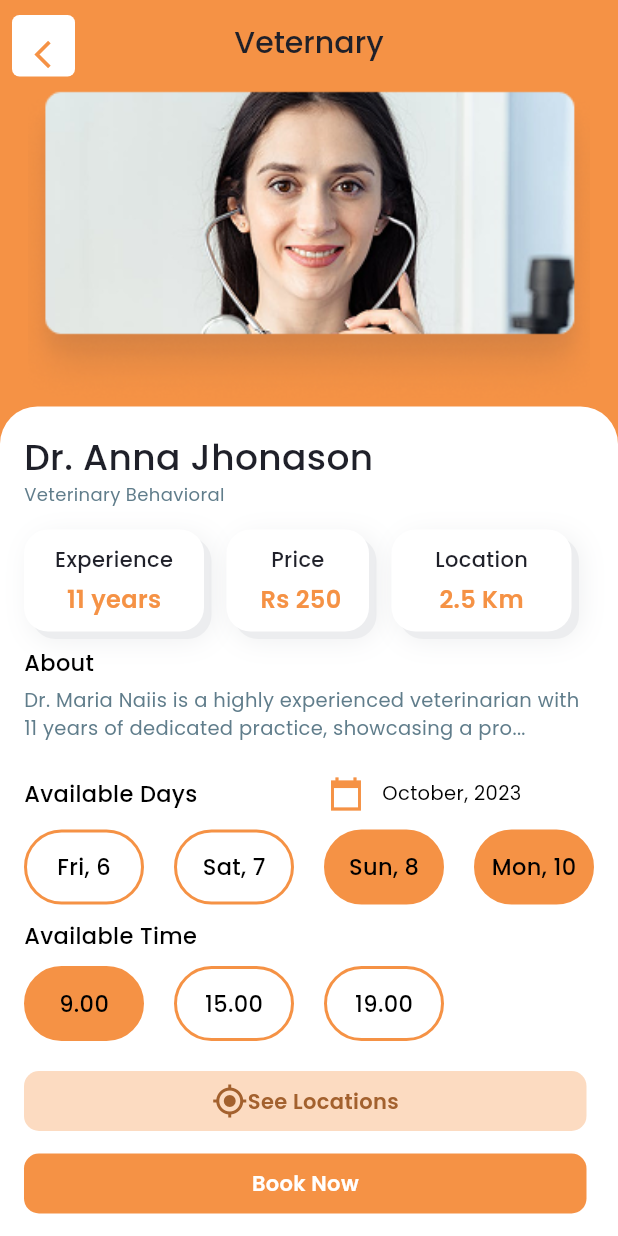
After one commit to Rushi4511/FlutterApps, a Flutter app: the Screen6 screen opened directly, on a phone screen of 412 x 824 dp. The commit adds this screen. Run offline on Flutter 3.47's test engine with Material 3 defaults, Android fonts, the light colour scheme and no system bars; our stand-ins replace dots_indicator, font_awesome_flutter, google_fonts.

Commit message:
Pet Care App : Screen 6 Veternary Specialists

```diff
--- a/petcare_app_ui/lib/main.dart
+++ b/petcare_app_ui/lib/main.dart
@@ -4,6 +4,7 @@ import 'package:petcare_app_ui/screens/screen2.dart';
 import 'package:petcare_app_ui/screens/screen3.dart';
 import 'package:petcare_app_ui/screens/screen4.dart';
 import 'package:petcare_app_ui/screens/screen5.dart';
+import 'package:petcare_app_ui/screens/screen6.dart';
 import 'package:petcare_app_ui/screens/screen9.dart';
 
 void main() {
@@ -16,6 +17,6 @@ class MainApp extends StatelessWidget {
   @override
   Widget build(BuildContext context) {
     return const MaterialApp(
-        debugShowCheckedModeBanner: false, home: Screen3());
+        debugShowCheckedModeBanner: false, home: Screen1());
   }
 }
--- a/petcare_app_ui/lib/screens/screen1.dart
+++ b/petcare_app_ui/lib/screens/screen1.dart
@@ -20,7 +20,7 @@ class _Screen1State extends State<Screen1> {
               top: 300,
               left: 90,
               child: GestureDetector(
-                onDoubleTap: () {
+                onTap: () {
                   Navigator.push(context, MaterialPageRoute(builder: (context) {
                     return Screen2();
                   }));
--- a/petcare_app_ui/lib/screens/screen5.dart
+++ b/petcare_app_ui/lib/screens/screen5.dart
@@ -1,5 +1,7 @@
 import 'package:flutter/material.dart';
 import 'package:google_fonts/google_fonts.dart';
+import 'package:petcare_app_ui/screens/screen3.dart';
+import 'package:petcare_app_ui/screens/screen6.dart';
 
 class Screen5 extends StatefulWidget {
   const Screen5({super.key});
@@ -229,12 +231,23 @@ class _Screen5State extends State<Screen5> {
                             crossAxisAlignment: CrossAxisAlignment.start,
                             children: [
                               const SizedBox(height: 20),
-                              Text(
-                                specialists[index]["name"]!,
-                                style: GoogleFonts.poppins(
-                                  fontSize: 15,
-                                  fontWeight: FontWeight.w500,
-                                  color: Colors.black,
+                              GestureDetector(
+                                onTap: () {
+                                  if (specialists[index]["name"] ==
+                                      "Dr. Anna Johanson") {
+                                    Navigator.push(context,
+                                        MaterialPageRoute(builder: (context) {
+                                      return Screen6();
+                                    }));
+                                  }
+                                },
+                                child: Text(
+                                  specialists[index]["name"]!,
+                                  style: GoogleFonts.poppins(
+                                    fontSize: 15,
+                                    fontWeight: FontWeight.w500,
+                                    color: Colors.black,
+                                  ),
                                 ),
                               ),
                               const SizedBox(height: 5),
@@ -315,7 +328,13 @@ class _Screen5State extends State<Screen5> {
         iconSize: 30,
         items: [
           BottomNavigationBarItem(
-            icon: Icon(Icons.home_outlined),
+            icon: IconButton(
+                onPressed: () {
+                  Navigator.push(context, MaterialPageRoute(builder: (context) {
+                    return Screen3();
+                  }));
+                },
+                icon: Icon(Icons.home_outlined)),
             label: "Home",
           ),
           BottomNavigationBarItem(
--- /dev/null
+++ b/petcare_app_ui/lib/screens/screen6.dart
@@ -0,0 +1,465 @@
+import 'package:flutter/material.dart';
+import 'package:google_fonts/google_fonts.dart';
+
+class Screen6 extends StatefulWidget {
+  const Screen6({super.key});
+
+  @override
+  State<Screen6> createState() => _Screen6State();
+}
+
+class _Screen6State extends State<Screen6> {
+  @override
+  Widget build(BuildContext context) {
+    return Scaffold(
+      appBar: AppBar(
+        backgroundColor: Color.fromRGBO(245, 146, 69, 1),
+        iconTheme: IconThemeData(
+          size: 20,
+        ),
+        leading: Padding(
+          padding: const EdgeInsets.only(bottom: 5, left: 8, right: 6, top: 10),
+          child: Container(
+            height: 1,
+            width: 1,
+            decoration: BoxDecoration(
+                color: Colors.white, borderRadius: BorderRadius.circular(5)),
+            child: IconButton(
+              alignment: Alignment.center,
+              padding: EdgeInsets.all(15),
+              onPressed: () {
+                Navigator.pop(context);
+              },
+              icon: Icon(
+                Icons.arrow_back_ios,
+                color: Color.fromRGBO(245, 146, 69, 1),
+              ),
+              iconSize: 22,
+            ),
+          ),
+        ),
+        centerTitle: true,
+        title: Text(
+          "Veternary",
+          style: GoogleFonts.poppins(
+              fontSize: 20,
+              fontWeight: FontWeight.w500,
+              color: Color.fromRGBO(31, 32, 41, 1)),
+        ),
+      ),
+      body: Column(
+        children: [
+          Container(
+            height: 770.2,
+            width: 415,
+            decoration: BoxDecoration(
+              borderRadius: BorderRadius.circular(0),
+              color: Color.fromRGBO(245, 146, 69, 1),
+            ),
+            child: Column(
+              children: [
+                Image.asset(
+                  "assets/images/anna_jones_s6.png",
+                  width: 375,
+                  height: 215,
+                  alignment: Alignment.center,
+                  fit: BoxFit.cover,
+                ),
+                Container(
+                  height: 555.2,
+                  width: 415,
+                  decoration: BoxDecoration(
+                    borderRadius: BorderRadius.only(
+                        topLeft: Radius.circular(25),
+                        topRight: Radius.circular(25)),
+                    color: Color.fromRGBO(255, 255, 255, 1),
+                  ),
+                  child: Padding(
+                    padding: const EdgeInsets.all(16.0),
+                    child: Column(
+                      crossAxisAlignment: CrossAxisAlignment.start,
+                      children: [
+                        Text(
+                          "Dr. Anna Jhonason",
+                          style: GoogleFonts.poppins(
+                              fontSize: 24,
+                              fontWeight: FontWeight.w500,
+                              color: Color.fromRGBO(31, 32, 41, 1)),
+                        ),
+                        Text(
+                          "Veterinary Behavioral",
+                          style: GoogleFonts.poppins(
+                              fontSize: 12,
+                              fontWeight: FontWeight.w400,
+                              color: Colors.blueGrey[500]),
+                        ),
+                        const SizedBox(
+                          height: 15,
+                        ),
+                        Row(
+                          children: [
+                            Container(
+                              height: 68,
+                              width: 120,
+                              decoration: BoxDecoration(
+                                  borderRadius: BorderRadius.circular(16),
+                                  color: Color.fromRGBO(255, 255, 255, 1),
+                                  boxShadow: [
+                                    BoxShadow(
+                                        color: Color.fromRGBO(22, 34, 51, 0.08),
+                                        spreadRadius: 0,
+                                        blurStyle: BlurStyle.solid,
+                                        blurRadius: 16,
+                                        offset: Offset(5, 5))
+                                  ]),
+                              child: Column(
+                                crossAxisAlignment: CrossAxisAlignment.center,
+                                mainAxisAlignment: MainAxisAlignment.center,
+                                children: [
+                                  Text(
+                                    "Experience",
+                                    style: GoogleFonts.poppins(
+                                        fontSize: 14,
+                                        fontWeight: FontWeight.w500,
+                                        color: Color.fromRGBO(31, 32, 41, 1)),
+                                  ),
+                                  const SizedBox(
+                                    height: 5,
+                                  ),
+                                  Text(
+                                    "11 years",
+                                    style: GoogleFonts.poppins(
+                                        fontSize: 16,
+                                        fontWeight: FontWeight.w600,
+                                        color: Color.fromRGBO(245, 146, 69, 1)),
+                                  ),
+                                ],
+                              ),
+                            ),
+                            const SizedBox(
+                              width: 15,
+                            ),
+                            Container(
+                              height: 68,
+                              width: 95,
+                              decoration: BoxDecoration(
+                                  borderRadius: BorderRadius.circular(16),
+                                  color: Color.fromRGBO(255, 255, 255, 1),
+                                  boxShadow: [
+                                    BoxShadow(
+                                        color: Color.fromRGBO(22, 34, 51, 0.08),
+                                        spreadRadius: 0,
+                                        blurStyle: BlurStyle.solid,
+                                        blurRadius: 16,
+                                        offset: Offset(5, 5))
+                                  ]),
+                              child: Column(
+                                crossAxisAlignment: CrossAxisAlignment.center,
+                                mainAxisAlignment: MainAxisAlignment.center,
+                                children: [
+                                  Text(
+                                    "Price",
+                                    style: GoogleFonts.poppins(
+                                        fontSize: 14,
+                                        fontWeight: FontWeight.w500,
+                                        color: Color.fromRGBO(31, 32, 41, 1)),
+                                  ),
+                                  const SizedBox(
+                                    height: 5,
+                                  ),
+                                  Text(
+                                    " Rs 250",
+                                    style: GoogleFonts.poppins(
+                                        fontSize: 16,
+                                        fontWeight: FontWeight.w600,
+                                        color: Color.fromRGBO(245, 146, 69, 1)),
+                                  ),
+                                ],
+                              ),
+                            ),
+                            const SizedBox(
+                              width: 15,
+                            ),
+                            Container(
+                              height: 68,
+                              width: 120,
+                              decoration: BoxDecoration(
+                                  borderRadius: BorderRadius.circular(16),
+                                  color: Color.fromRGBO(255, 255, 255, 1),
+                                  boxShadow: [
+                                    BoxShadow(
+                                        color: Color.fromRGBO(22, 34, 51, 0.08),
+                                        spreadRadius: 0,
+                                        blurStyle: BlurStyle.solid,
+                                        blurRadius: 16,
+                                        offset: Offset(5, 5))
+                                  ]),
+                              child: Column(
+                                crossAxisAlignment: CrossAxisAlignment.center,
+                                mainAxisAlignment: MainAxisAlignment.center,
+                                children: [
+                                  Text(
+                                    "Location",
+                                    style: GoogleFonts.poppins(
+                                        fontSize: 14,
+                                        fontWeight: FontWeight.w500,
+                                        color: Color.fromRGBO(31, 32, 41, 1)),
+                                  ),
+                                  const SizedBox(
+                                    height: 5,
+                                  ),
+                                  Text(
+                                    "2.5 Km",
+                                    style: GoogleFonts.poppins(
+                                        fontSize: 16,
+                                        fontWeight: FontWeight.w600,
+                                        color: Color.fromRGBO(245, 146, 69, 1)),
+                                  ),
+                                ],
+                              ),
+                            ),
+                          ],
+                        ),
+                        const SizedBox(height: 10),
+                        Text(
+                          "About",
+                          style: GoogleFonts.poppins(
+                              fontSize: 15,
+                              fontWeight: FontWeight.w500,
+                              color: Colors.black),
+                        ),
+                        const SizedBox(height: 5),
+                        Text(
+                          "Dr. Maria Naiis is a highly experienced veterinarian with 11 years of dedicated practice, showcasing a pro...",
+                          style: GoogleFonts.poppins(
+                              fontSize: 13,
+                              fontWeight: FontWeight.w400,
+                              color: Colors.blueGrey[500]),
+                        ),
+                        const SizedBox(height: 10),
+                        Row(
+                          children: [
+                            Text(
+                              "Available Days",
+                              style: GoogleFonts.poppins(
+                                  fontSize: 15,
+                                  fontWeight: FontWeight.w500,
+                                  color: Colors.black),
+                            ),
+                            const SizedBox(width: 75),
+                            IconButton(
+                                onPressed: () {},
+                                icon: Icon(
+                                  Icons.calendar_today_sharp,
+                                  color: Color.fromRGBO(245, 146, 69, 1),
+                                )),
+                            Text(
+                              "October, 2023",
+                              style: GoogleFonts.poppins(
+                                  fontSize: 13,
+                                  fontWeight: FontWeight.w400,
+                                  color: Colors.black),
+                            ),
+                          ],
+                        ),
+                        Row(
+                          mainAxisAlignment: MainAxisAlignment.spaceBetween,
+                          children: [
+                            Container(
+                              height: 50,
+                              width: 80,
+                              alignment: Alignment.center,
+                              decoration: BoxDecoration(
+                                  borderRadius: BorderRadius.circular(100),
+                                  border: Border.all(
+                                      width: 2,
+                                      color: Color.fromRGBO(245, 146, 69, 1)),
+                                  color: Colors.white),
+                              child: Text(
+                                "Fri, 6",
+                                style: GoogleFonts.poppins(
+                                    fontSize: 15,
+                                    fontWeight: FontWeight.w500,
+                                    color: Colors.black),
+                              ),
+                            ),
+                            Container(
+                              height: 50,
+                              width: 80,
+                              alignment: Alignment.center,
+                              decoration: BoxDecoration(
+                                  borderRadius: BorderRadius.circular(100),
+                                  border: Border.all(
+                                      width: 2,
+                                      color: Color.fromRGBO(245, 146, 69, 1)),
+                                  color: Colors.white),
+                              child: Text(
+                                "Sat, 7",
+                                style: GoogleFonts.poppins(
+                                    fontSize: 15,
+                                    fontWeight: FontWeight.w500,
+                                    color: Colors.black),
+                              ),
+                            ),
+                            Container(
+                              height: 50,
+                              width: 80,
+                              alignment: Alignment.center,
+                              decoration: BoxDecoration(
+                                  borderRadius: BorderRadius.circular(100),
+                                  border: Border.all(
+                                      width: 2,
+                                      color: Color.fromRGBO(245, 146, 69, 1)),
+                                  color: Color.fromRGBO(245, 146, 69, 1)),
+                              child: Text(
+                                "Sun, 8",
+                                style: GoogleFonts.poppins(
+                                    fontSize: 15,
+                                    fontWeight: FontWeight.w500,
+                                    color: Colors.black),
+                              ),
+                            ),
+                            Container(
+                              height: 50,
+                              width: 80,
+                              alignment: Alignment.center,
+                              decoration: BoxDecoration(
+                                  borderRadius: BorderRadius.circular(100),
+                                  border: Border.all(
+                                      width: 2,
+                                      color: Color.fromRGBO(245, 146, 69, 1)),
+                                  color: Color.fromRGBO(245, 146, 69, 1)),
+                              child: Text(
+                                "Mon, 10",
+                                style: GoogleFonts.poppins(
+                                    fontSize: 15,
+                                    fontWeight: FontWeight.w500,
+                                    color: Colors.black),
+                              ),
+                            ),
+                          ],
+                        ),
+                        const SizedBox(height: 10),
+                        Text(
+                          "Available Time",
+                          style: GoogleFonts.poppins(
+                              fontSize: 15,
+                              fontWeight: FontWeight.w500,
+                              color: Colors.black),
+                        ),
+                        const SizedBox(height: 10),
+                        Row(
+                          children: [
+                            Container(
+                              height: 50,
+                              width: 80,
+                              alignment: Alignment.center,
+                              decoration: BoxDecoration(
+                                  borderRadius: BorderRadius.circular(100),
+                                  border: Border.all(
+                                      width: 2,
+                                      color: Color.fromRGBO(245, 146, 69, 1)),
+                                  color: Color.fromRGBO(245, 146, 69, 1)),
+                              child: Text(
+                                "9.00",
+                                style: GoogleFonts.poppins(
+                                    fontSize: 15,
+                                    fontWeight: FontWeight.w500,
+                                    color: Colors.black),
+                              ),
+                            ),
+                            const SizedBox(width: 20),
+                            Container(
+                              height: 50,
+                              width: 80,
+                              alignment: Alignment.center,
+                              decoration: BoxDecoration(
+                                  borderRadius: BorderRadius.circular(100),
+                                  border: Border.all(
+                                      width: 2,
+                                      color: Color.fromRGBO(245, 146, 69, 1)),
+                                  color: Colors.white),
+                              child: Text(
+                                "15.00",
+                                style: GoogleFonts.poppins(
+                                    fontSize: 15,
+                                    fontWeight: FontWeight.w500,
+                                    color: Colors.black),
+                              ),
+                            ),
+                            const SizedBox(width: 20),
+                            Container(
+                              height: 50,
+                              width: 80,
+                              alignment: Alignment.center,
+                              decoration: BoxDecoration(
+                                  borderRadius: BorderRadius.circular(100),
+                                  border: Border.all(
+                                      width: 2,
+                                      color: Color.fromRGBO(245, 146, 69, 1)),
+                                  color: Colors.white),
+                              child: Text(
+                                "19.00",
+                                style: GoogleFonts.poppins(
+                                    fontSize: 15,
+                                    fontWeight: FontWeight.w500,
+                                    color: Colors.black),
+                              ),
+                            ),
+                          ],
+                        ),
+                        const SizedBox(height: 20),
+                        Container(
+                          height: 40,
+                          width: 375,
+                          alignment: Alignment.center,
+                          decoration: BoxDecoration(
+                              color: Color.fromRGBO(252, 219, 193, 1),
+                              borderRadius: BorderRadius.circular(10)),
+                          child: Row(
+                            mainAxisAlignment: MainAxisAlignment.center,
+                            children: [
+                              Icon(
+                                Icons.my_location_sharp,
+                                color: Color.fromRGBO(163, 97, 46, 1),
+                              ),
+                              Text(
+                                "See Locations",
+                                style: GoogleFonts.poppins(
+                                  fontSize: 14,
+                                  fontWeight: FontWeight.w600,
+                                  color: Color.fromRGBO(163, 97, 46, 1),
+                                ),
+                              ),
+                            ],
+                          ),
+                        ),
+                        const SizedBox(height: 15),
+                        Container(
+                          height: 40,
+                          width: 375,
+                          alignment: Alignment.center,
+                          decoration: BoxDecoration(
+                              color: Color.fromRGBO(245, 146, 69, 1),
+                              borderRadius: BorderRadius.circular(10)),
+                          child: Text(
+                            "Book Now",
+                            style: GoogleFonts.poppins(
+                              fontSize: 14,
+                              fontWeight: FontWeight.w600,
+                              color: Color.fromRGBO(255, 255, 255, 1),
+                            ),
+                          ),
+                        ),
+                      ],
+                    ),
+                  ),
+                )
+              ],
+            ),
+          )
+        ],
+      ),
+    );
+  }
+}
```
Also changed, not shown: petcare_app_ui/assets/images/anna_jones_s6.png (added).
